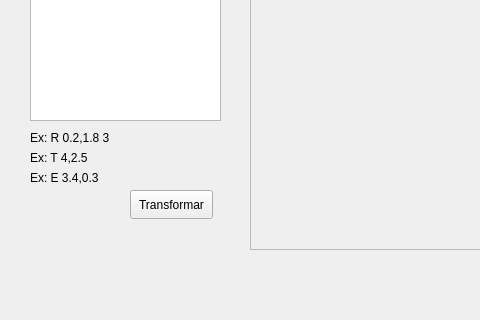
The window that mainwindow.ui (alessipg/projetoCG) describes before a commit, drawn with Qt 5; both pictures show x 0 to 480 and y 280 to 600 of the 800 by 600 pixel window.
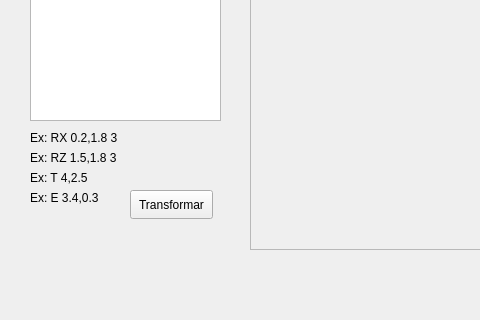
The same window after the commit. Custom widgets are drawn as their Qt base class.

What changed in the file:
```diff
--- a/mainwindow.ui
+++ b/mainwindow.ui
@@ -118,14 +118,14 @@
      </rect>
     </property>
     <property name="text">
-     <string>Ex: R 0.2,1.8 3</string>
+     <string>Ex: RX 0.2,1.8 3</string>
     </property>
    </widget>
    <widget class="QLabel" name="label_3">
     <property name="geometry">
      <rect>
       <x>30</x>
-      <y>430</y>
+      <y>450</y>
       <width>131</width>
       <height>16</height>
      </rect>
@@ -138,7 +138,7 @@
     <property name="geometry">
      <rect>
       <x>30</x>
-      <y>450</y>
+      <y>470</y>
       <width>131</width>
       <height>16</height>
      </rect>
@@ -173,6 +173,19 @@
      <string>Pokemon</string>
     </property>
    </widget>
+   <widget class="QLabel" name="label_5">
+    <property name="geometry">
+     <rect>
+      <x>30</x>
+      <y>430</y>
+      <width>131</width>
+      <height>16</height>
+     </rect>
+    </property>
+    <property name="text">
+     <string>Ex: RZ 1.5,1.8 3</string>
+    </property>
+   </widget>
   </widget>
   <widget class="QMenuBar" name="menubar">
    <property name="geometry">
```
Left out of the diff: 2 changed lines with no effect on the pictures.
